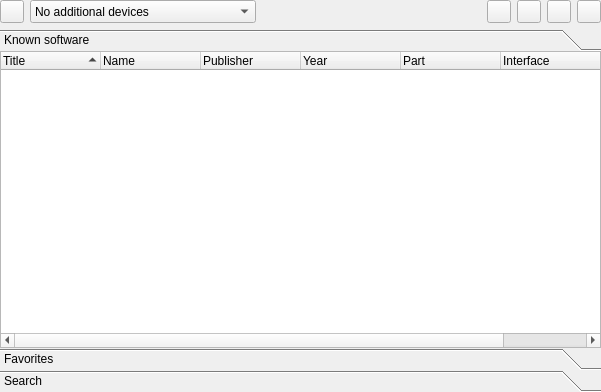
This is softwarelist.ui in qmc2/qmc2-mame-fe as Qt 5 draws it before an edit. The edited form follows.
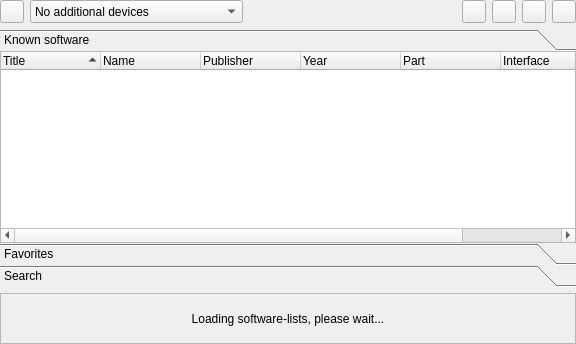
This is the edited form. Icons and pictures are not drawn.

Commit message: imp: software-lists: display a "loading sw-lists" screen while loading / caching software-lists (looks ugly otherwise)

```diff
--- a/softwarelist.ui
+++ b/softwarelist.ui
@@ -7,8 +7,8 @@
    <rect>
     <x>0</x>
     <y>0</y>
-    <width>601</width>
-    <height>392</height>
+    <width>576</width>
+    <height>344</height>
    </rect>
   </property>
   <property name="mouseTracking">
@@ -17,7 +17,7 @@
   <property name="windowTitle">
    <string>Software list</string>
   </property>
-  <layout class="QVBoxLayout" name="verticalLayout" stretch="0,1">
+  <layout class="QVBoxLayout" name="verticalLayout">
    <property name="margin">
     <number>0</number>
    </property>
@@ -172,8 +172,8 @@
        <rect>
         <x>0</x>
         <y>0</y>
-        <width>591</width>
-        <height>279</height>
+        <width>566</width>
+        <height>192</height>
        </rect>
       </property>
       <attribute name="icon">
@@ -457,6 +457,28 @@
      </widget>
     </widget>
    </item>
+   <item>
+    <widget class="QLabel" name="labelLoadingSoftwareLists">
+     <property name="sizePolicy">
+      <sizepolicy hsizetype="Preferred" vsizetype="MinimumExpanding">
+       <horstretch>0</horstretch>
+       <verstretch>0</verstretch>
+      </sizepolicy>
+     </property>
+     <property name="frameShape">
+      <enum>QFrame::StyledPanel</enum>
+     </property>
+     <property name="frameShadow">
+      <enum>QFrame::Sunken</enum>
+     </property>
+     <property name="text">
+      <string>Loading software-lists, please wait...</string>
+     </property>
+     <property name="alignment">
+      <set>Qt::AlignCenter</set>
+     </property>
+    </widget>
+   </item>
   </layout>
  </widget>
  <layoutdefault spacing="6" margin="6"/>
```
The commit also changes 11 other files.
